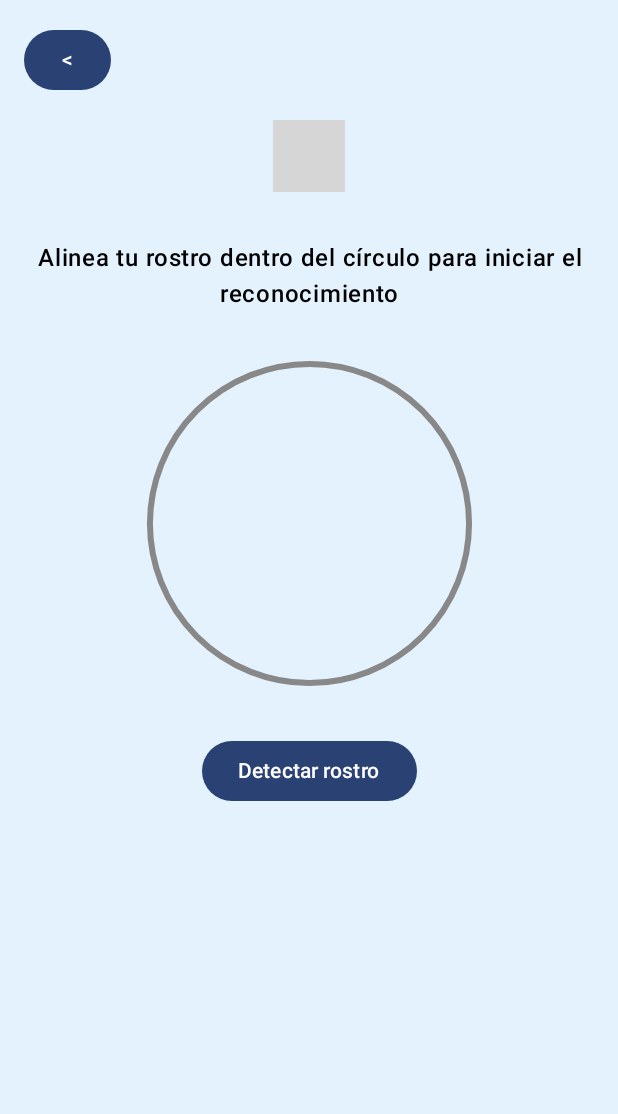
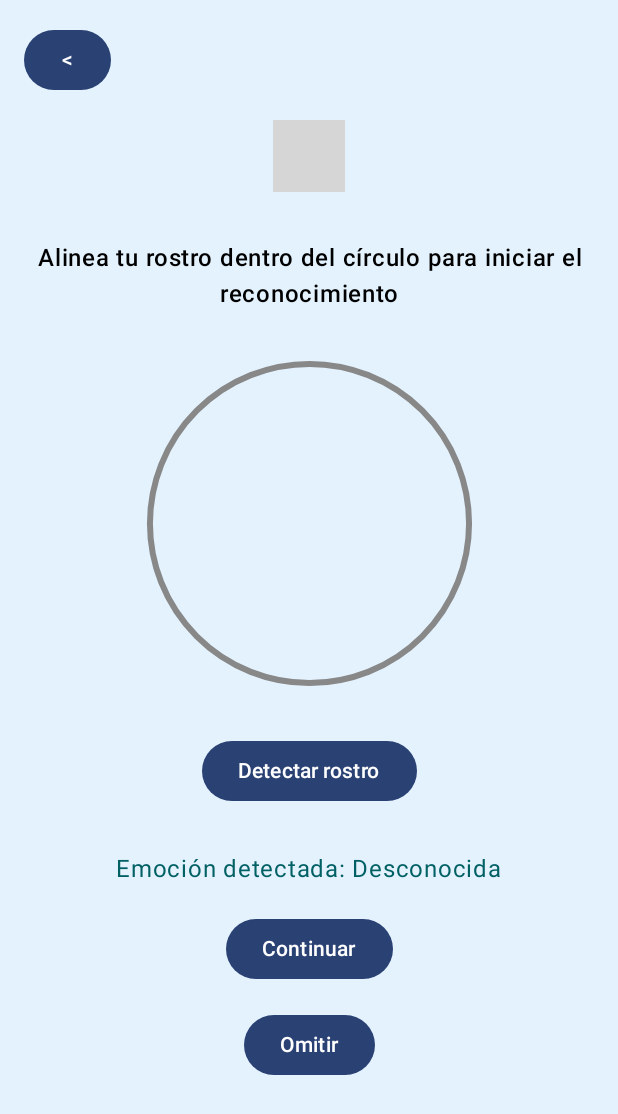
Before and after one commit to pametoro/AppApoyoEmocional, an Android app built with Jetpack Compose: the RecFacialScreen screen opened through its navigation route, on a phone screen of 412 x 824 dp. Shown: the top 1114 px of the screen. Run offline under Robolectric (Android 15) with nearby library versions, the phone set to English and light mode, and no system bars; libraries missing offline, so code that uses them is left out: com.google.mlkit.vision; 2 statements that could not run were skipped; grey boxes are pictures that could not be loaded.

Commit message:
Mas ajustes

```diff
--- a/app/src/main/java/com/example/appapoyoemocional/view/PaginaInicio.kt
+++ b/app/src/main/java/com/example/appapoyoemocional/view/PaginaInicio.kt
@@ -88,14 +88,12 @@ fun PaginaInicio(navController: NavController, viewModel: InicioViewModel) {
 
                     Button(
                         onClick = {
-                            // Aquí decides qué nombre pasar
                             val nombreSeguro = "Invitado" // o algún valor fijo
                             navController.navigate("perfil/$nombreSeguro")
                         }
                     ) {
                         Text("Ir al Perfil")
                     }
-
                 }
                 Button(onClick = { navController.navigate("reconocimiento") }) {
                     Text("Iniciar reconocimiento facial")
--- a/app/src/main/java/com/example/appapoyoemocional/view/RecFacialScreen.kt
+++ b/app/src/main/java/com/example/appapoyoemocional/view/RecFacialScreen.kt
@@ -3,15 +3,9 @@ package com.example.appapoyoemocional.view
 import android.graphics.BitmapFactory
 import androidx.compose.foundation.Canvas
 import androidx.compose.foundation.background
-import androidx.compose.foundation.layout.Box
-import androidx.compose.foundation.layout.Column
-import androidx.compose.foundation.layout.Spacer
-import androidx.compose.foundation.layout.fillMaxSize
-import androidx.compose.foundation.layout.fillMaxWidth
-import androidx.compose.foundation.layout.height
-import androidx.compose.foundation.layout.padding
-import androidx.compose.foundation.layout.size
+import androidx.compose.foundation.layout.*
 import androidx.compose.material3.Button
+import androidx.compose.material3.MaterialTheme
 import androidx.compose.material3.Text
 import androidx.compose.runtime.Composable
 import androidx.compose.runtime.collectAsState
@@ -34,6 +28,7 @@ import com.google.mlkit.vision.common.InputImage
 fun RecFacialScreen(navController: NavController, viewModel: RecFacialViewModel) {
     val faces by viewModel.faces.collectAsState()
     val error by viewModel.error.collectAsState()
+    val emocion by viewModel.emocion.collectAsState()
     val context = LocalContext.current
 
     Column(
@@ -43,7 +38,7 @@ fun RecFacialScreen(navController: NavController, viewModel: RecFacialViewModel)
             .padding(16.dp),
         horizontalAlignment = Alignment.CenterHorizontally
     ) {
-        // 🔙 Botón de retroceso
+        // Botón de retroceso
         Button(
             onClick = { navController.popBackStack() },
             modifier = Modifier.align(Alignment.Start)
@@ -70,6 +65,7 @@ fun RecFacialScreen(navController: NavController, viewModel: RecFacialViewModel)
 
         Spacer(modifier = Modifier.height(16.dp))
 
+        //  Círculo guía
         Box(
             modifier = Modifier
                 .size(250.dp)
@@ -86,15 +82,48 @@ fun RecFacialScreen(navController: NavController, viewModel: RecFacialViewModel)
 
         Spacer(modifier = Modifier.height(16.dp))
 
+        // Botón para procesar imagen
         Button(
             onClick = {
-                val bitmap = BitmapFactory.decodeResource(context.resources, R.drawable.logo_apoyo_emocional)
+                val bitmap = BitmapFactory.decodeResource(
+                    context.resources,
+                    R.drawable.logo_apoyo_emocional
+                )
                 val image = InputImage.fromBitmap(bitmap, 0)
                 viewModel.processImage(image)
-            },
-            modifier = Modifier.align(Alignment.CenterHorizontally)
+            }
         ) {
             Text("Detectar rostro")
         }
+
+        Spacer(modifier = Modifier.height(32.dp))
+
+        // Resultado de emoción
+        Text(
+            text = "Emoción detectada: $emocion",
+            style = MaterialTheme.typography.bodyLarge,
+            color = Color(0xFF006064)
+        )
+
+        Spacer(modifier = Modifier.height(20.dp))
+
+        // Navegación según emoción
+        Button(onClick = {
+            when (emocion) {
+                "Feliz" -> navController.navigate("recursos")
+                "Serio" -> navController.navigate("Respira")
+                else -> {}
+            }
+        }) {
+            Text("Continuar")
+        }
+        Button(
+            onClick = {
+                navController.navigate("perfil/Invitado")
+            },
+            modifier = Modifier.padding(top = 16.dp)
+        ) {
+            Text("Omitir")
+        }
     }
 }
--- a/app/src/main/java/com/example/appapoyoemocional/viewModel/RecFacialViewModel.kt
+++ b/app/src/main/java/com/example/appapoyoemocional/viewModel/RecFacialViewModel.kt
@@ -1,11 +1,16 @@
 package com.example.appapoyoemocional.viewModel
 
+import android.graphics.Bitmap
 import com.google.mlkit.vision.face.Face
 import androidx.lifecycle.ViewModel
+import androidx.lifecycle.viewModelScope
 import com.example.appapoyoemocional.data.modelo.RecFacialModel
 import com.google.mlkit.vision.common.InputImage
+import com.google.mlkit.vision.face.FaceDetection
+import com.google.mlkit.vision.face.FaceDetectorOptions
 import kotlinx.coroutines.flow.MutableStateFlow
 import kotlinx.coroutines.flow.StateFlow
+import kotlinx.coroutines.launch
 
 class RecFacialViewModel  : ViewModel() {
     private val _faces = MutableStateFlow<List<Face>>(emptyList())
@@ -21,4 +26,40 @@ class RecFacialViewModel  : ViewModel() {
             onError = { e -> _error.value = e.message }
         )
     }
+
+    private val _emocion = MutableStateFlow("Desconocida")
+    val emocion: StateFlow<String> = _emocion
+
+    private val options = FaceDetectorOptions.Builder()
+        .setPerformanceMode(FaceDetectorOptions.PERFORMANCE_MODE_FAST)
+        .setLandmarkMode(FaceDetectorOptions.LANDMARK_MODE_ALL)
+        .setClassificationMode(FaceDetectorOptions.CLASSIFICATION_MODE_ALL)
+        .build()
+
+    private val detector = FaceDetection.getClient(options)
+
+    fun procesarImagen(bitmap: Bitmap) {
+        val image = InputImage.fromBitmap(bitmap, 0)
+
+        viewModelScope.launch {
+            detector.process(image)
+                .addOnSuccessListener { faces ->
+                    if (faces.isNotEmpty()) {
+                        val face = faces[0]
+                        val smilingProb = face.smilingProbability ?: -1f
+
+                        _emocion.value = if (smilingProb > 0.7f) {
+                            "Feliz"
+                        } else {
+                            "Serio"
+                        }
+                    } else {
+                        _emocion.value = "No detectado"
+                    }
+                }
+                .addOnFailureListener {
+                    _emocion.value = "Error"
+                }
+        }
+    }
 }
```
